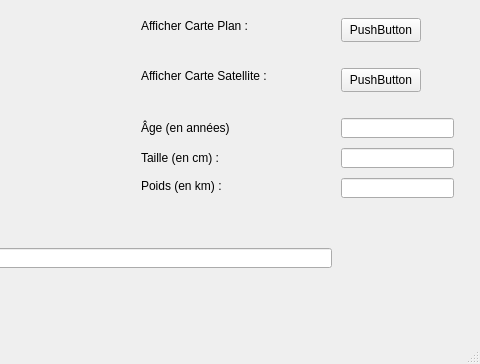
Before: the Qt Designer form mainwindow.ui in MAXouMAX991/telemetrie-marathon-lt, drawn with Qt 5; both pictures show x 629 to 1109 and y 439 to 803 of the 1109 by 803 pixel window.
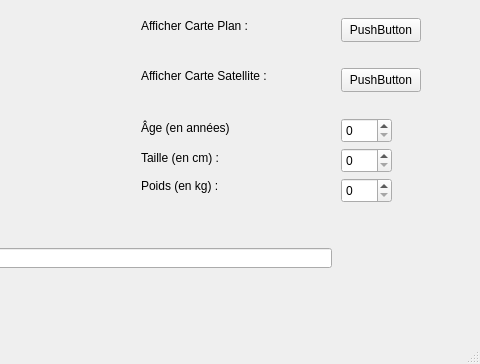
After: the same form once the commit is applied. Icons and pictures are not drawn.

```diff
--- a/mainwindow.ui
+++ b/mainwindow.ui
@@ -258,7 +258,7 @@
      </rect>
     </property>
     <property name="text">
-     <string>Poids (en km) :</string>
+     <string>Poids (en kg) :</string>
     </property>
    </widget>
    <widget class="QLabel" name="label_16">
@@ -391,45 +391,6 @@
      <string/>
     </property>
    </widget>
-   <widget class="QLineEdit" name="lineEdit_ip_12">
-    <property name="geometry">
-     <rect>
-      <x>970</x>
-      <y>540</y>
-      <width>113</width>
-      <height>20</height>
-     </rect>
-    </property>
-    <property name="text">
-     <string/>
-    </property>
-   </widget>
-   <widget class="QLineEdit" name="lineEdit_ip_13">
-    <property name="geometry">
-     <rect>
-      <x>970</x>
-      <y>570</y>
-      <width>113</width>
-      <height>20</height>
-     </rect>
-    </property>
-    <property name="text">
-     <string/>
-    </property>
-   </widget>
-   <widget class="QLineEdit" name="lineEdit_ip_14">
-    <property name="geometry">
-     <rect>
-      <x>970</x>
-      <y>600</y>
-      <width>113</width>
-      <height>20</height>
-     </rect>
-    </property>
-    <property name="text">
-     <string/>
-    </property>
-   </widget>
    <widget class="QLineEdit" name="lineEdit_ip_15">
     <property name="geometry">
      <rect>
@@ -556,6 +517,45 @@
      <string>Afficher Carte Satellite :</string>
     </property>
    </widget>
+   <widget class="QSpinBox" name="spinBox">
+    <property name="geometry">
+     <rect>
+      <x>970</x>
+      <y>540</y>
+      <width>51</width>
+      <height>25</height>
+     </rect>
+    </property>
+    <property name="maximum">
+     <number>100</number>
+    </property>
+   </widget>
+   <widget class="QSpinBox" name="spinBox_2">
+    <property name="geometry">
+     <rect>
+      <x>970</x>
+      <y>570</y>
+      <width>51</width>
+      <height>25</height>
+     </rect>
+    </property>
+    <property name="maximum">
+     <number>220</number>
+    </property>
+   </widget>
+   <widget class="QSpinBox" name="spinBox_3">
+    <property name="geometry">
+     <rect>
+      <x>970</x>
+      <y>600</y>
+      <width>51</width>
+      <height>25</height>
+     </rect>
+    </property>
+    <property name="maximum">
+     <number>300</number>
+    </property>
+   </widget>
   </widget>
   <widget class="QMenuBar" name="menuBar">
    <property name="geometry">
```
